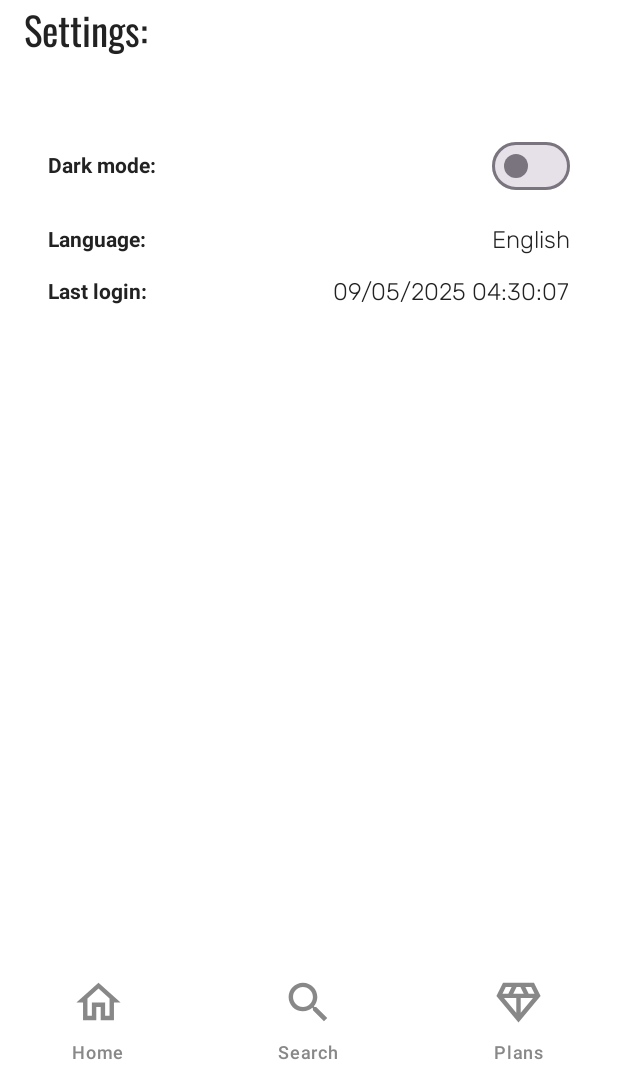
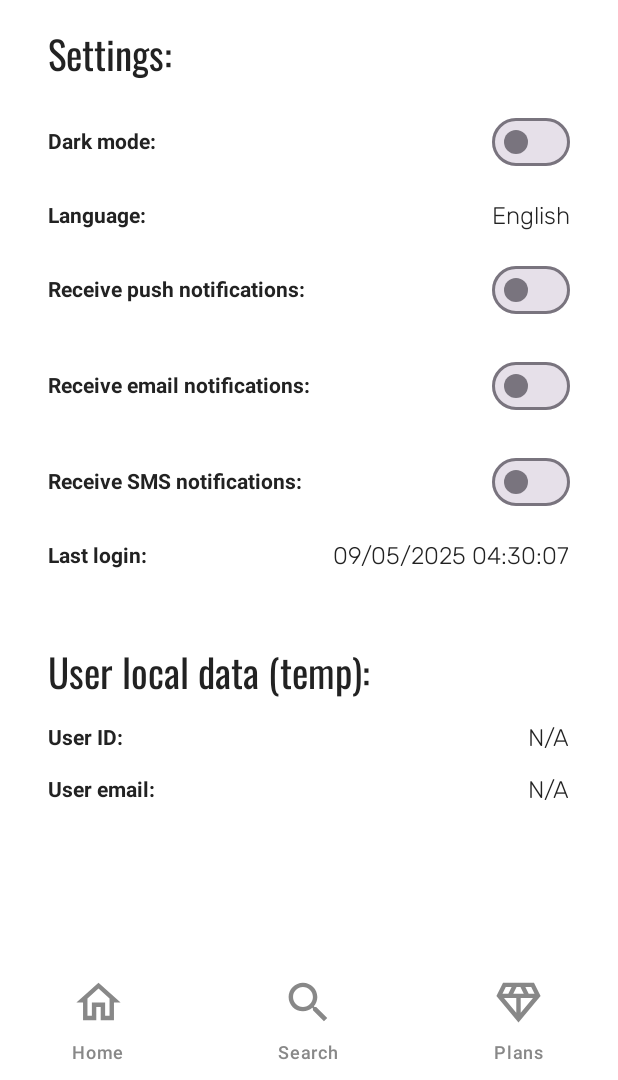
Before and after one commit to ELEKTROCODX/AURAVINDEXMobile, an Android app built with Jetpack Compose: the SettingsScreen screen opened through its navigation route, on a phone screen of 412 x 824 dp, the part 156-1236 px from its top. Run offline under Robolectric (Android 15) with nearby library versions, the phone set to English and light mode, and no system bars; our stand-ins replace Room's generated code, livedata-compose.

Commit message:
Added new settings

```diff
--- a/app/src/main/java/com/elektro24team/auravindex/utils/enums/SettingKey.kt
+++ b/app/src/main/java/com/elektro24team/auravindex/utils/enums/SettingKey.kt
@@ -7,7 +7,10 @@ enum class SettingKey(val keySetting: String) {
     TOKEN("userToken"),
     LAST_LOGIN("lastLogin"),
     LANGUAGE("language"),
-    DARK_MODE("darkMode");
+    DARK_MODE("darkMode"),
+    RECEIVE_PUSH_NOTIFICATIONS("receivePushNotifications"),
+    RECEIVE_EMAIL_NOTIFICATIONS("receiveEmailNotifications"),
+    RECEIVE_SMS_NOTIFICATIONS("receiveSmsNotifications"),;
 
     companion object {
         fun fromKey(keySetting: String): SettingKey? =
--- a/app/src/main/java/com/elektro24team/auravindex/view/SettingsScreen.kt
+++ b/app/src/main/java/com/elektro24team/auravindex/view/SettingsScreen.kt
@@ -70,6 +70,12 @@ fun SettingsScreen(
         localSettingsViewModel.loadSetting(SettingKey.DARK_MODE.keySetting)
         localSettingsViewModel.loadSetting(SettingKey.LANGUAGE.keySetting)
         localSettingsViewModel.loadSetting(SettingKey.LAST_LOGIN.keySetting)
+        localSettingsViewModel.loadSetting(SettingKey.RECEIVE_PUSH_NOTIFICATIONS.keySetting)
+        localSettingsViewModel.loadSetting(SettingKey.RECEIVE_EMAIL_NOTIFICATIONS.keySetting)
+        localSettingsViewModel.loadSetting(SettingKey.RECEIVE_SMS_NOTIFICATIONS.keySetting)
+        localSettingsViewModel.loadSetting(SettingKey.ID.keySetting)
+        localSettingsViewModel.loadSetting(SettingKey.EMAIL.keySetting)
+
     }
     ModalNavigationDrawer(
         drawerContent = {
@@ -115,12 +121,15 @@ fun SettingsScreen(
                         val isConnected by app.networkLiveData.observeAsState(true)
                         ConnectionAlert(isConnected)
 
-                        // Settings
-                        Text("Settings: ", style = MaterialTheme.typography.titleLarge)
-                        Spacer(modifier = Modifier.padding(16.dp))
                         Column(
                             modifier = Modifier.padding(16.dp).fillMaxSize()
                         ) {
+                            // Settings
+                            Text(
+                                text = "Settings: ",
+                                style = MaterialTheme.typography.titleLarge,
+                                modifier = Modifier.padding(bottom = 16.dp)
+                            )
                             Row(
                                 modifier = Modifier.padding(bottom = 16.dp).fillMaxWidth(),
                                 horizontalArrangement = Arrangement.SpaceBetween
@@ -148,9 +157,59 @@ fun SettingsScreen(
                                     modifier = Modifier.align(Alignment.CenterVertically)
                                 )
                                 Text(
-                                    text = localSettings.getOrDefault(SettingKey.LANGUAGE.keySetting, "English")
+                                    text = localSettings.getOrDefault(
+                                        SettingKey.LANGUAGE.keySetting,
+                                        "English"
+                                    )
                                 )
-
+                            }
+                            Row(
+                                modifier = Modifier.padding(bottom = 16.dp).fillMaxWidth(),
+                                horizontalArrangement = Arrangement.SpaceBetween
+                            ) {
+                                Text(
+                                    text = "Receive push notifications: ",
+                                    style = TextStyle(fontWeight = FontWeight.Bold),
+                                    modifier = Modifier.align(Alignment.CenterVertically)
+                                )
+                                Switch(
+                                    checked = localSettings.getOrDefault(SettingKey.RECEIVE_PUSH_NOTIFICATIONS.keySetting, "false").toBoolean(),
+                                    onCheckedChange = {
+                                        localSettingsViewModel.saveSetting(SettingKey.RECEIVE_PUSH_NOTIFICATIONS.keySetting, it.toString())
+                                    }
+                                )
+                            }
+                            Row(
+                                modifier = Modifier.padding(bottom = 16.dp).fillMaxWidth(),
+                                horizontalArrangement = Arrangement.SpaceBetween
+                            ) {
+                                Text(
+                                    text = "Receive email notifications: ",
+                                    style = TextStyle(fontWeight = FontWeight.Bold),
+                                    modifier = Modifier.align(Alignment.CenterVertically)
+                                )
+                                Switch(
+                                    checked = localSettings.getOrDefault(SettingKey.RECEIVE_EMAIL_NOTIFICATIONS.keySetting, "false").toBoolean(),
+                                    onCheckedChange = {
+                                        localSettingsViewModel.saveSetting(SettingKey.RECEIVE_EMAIL_NOTIFICATIONS.keySetting, it.toString())
+                                    }
+                                )
+                            }
+                            Row(
+                                modifier = Modifier.padding(bottom = 16.dp).fillMaxWidth(),
+                                horizontalArrangement = Arrangement.SpaceBetween
+                            ) {
+                                Text(
+                                    text = "Receive SMS notifications: ",
+                                    style = TextStyle(fontWeight = FontWeight.Bold),
+                                    modifier = Modifier.align(Alignment.CenterVertically)
+                                )
+                                Switch(
+                                    checked = localSettings.getOrDefault(SettingKey.RECEIVE_SMS_NOTIFICATIONS.keySetting, "false").toBoolean(),
+                                    onCheckedChange = {
+                                        localSettingsViewModel.saveSetting(SettingKey.RECEIVE_SMS_NOTIFICATIONS.keySetting, it.toString())
+                                    }
+                                )
                             }
                             Row(
                                 modifier = Modifier.padding(bottom = 16.dp).fillMaxWidth(),
@@ -175,7 +234,39 @@ fun SettingsScreen(
                                 Text(
                                     text = formattedDate,
                                 )
-
+                            }
+                            // User local data (temporarily displayed for testing purposes)
+                            Spacer(modifier = Modifier.padding(16.dp))
+                            Text(
+                                text = "User local data (temp): ",
+                                style = MaterialTheme.typography.titleLarge,
+                                modifier = Modifier.padding(bottom = 16.dp)
+                            )
+                            Row(
+                                modifier = Modifier.padding(bottom = 16.dp).fillMaxWidth(),
+                                horizontalArrangement = Arrangement.SpaceBetween
+                            ) {
+                                Text(
+                                    text = "User ID: ",
+                                    style = TextStyle(fontWeight = FontWeight.Bold),
+                                    modifier = Modifier.align(Alignment.CenterVertically)
+                                )
+                                Text(
+                                    text = if ((localSettings.containsKey(SettingKey.ID.keySetting)) && (localSettings[SettingKey.ID.keySetting] != "")) localSettings[SettingKey.ID.keySetting] ?: "N/A" else "N/A",
+                                )
+                            }
+                            Row(
+                                modifier = Modifier.padding(bottom = 16.dp).fillMaxWidth(),
+                                horizontalArrangement = Arrangement.SpaceBetween
+                            ) {
+                                Text(
+                                    text = "User email: ",
+                                    style = TextStyle(fontWeight = FontWeight.Bold),
+                                    modifier = Modifier.align(Alignment.CenterVertically)
+                                )
+                                Text(
+                                    text = if ((localSettings.containsKey(SettingKey.EMAIL.keySetting)) && (localSettings[SettingKey.EMAIL.keySetting] != "")) localSettings[SettingKey.EMAIL.keySetting] ?: "N/A" else "N/A",
+                                )
                             }
                         }
                     }
```
